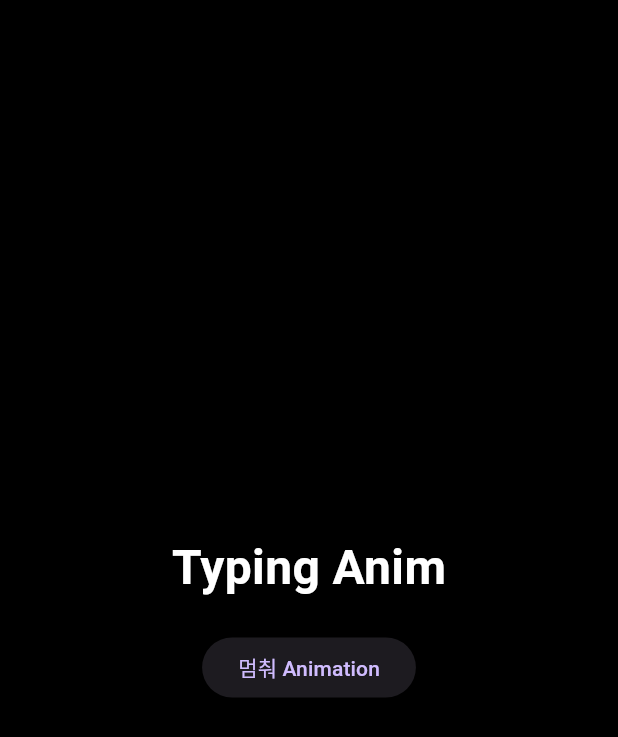
After one commit to JooSeunghyeon/Flutter-Animation, a Flutter app: the TypingAnimationDemo screen opened directly, after a tap on "시작해 Animation", on a phone screen of 412 x 824 dp. The commit adds this screen. Shown: the top 737 px of the screen. Run offline on Flutter 3.47's test engine with Material 3 defaults, Android fonts, the phone set to English and light mode, and no system bars.

Commit message:
TypingAnimation 추가

```diff
--- /dev/null
+++ b/lib/fx_11_typing_animation /typing_anim.dart
@@ -0,0 +1,74 @@
+import 'package:flutter/material.dart';
+import 'dart:async';
+
+class TypingAnimation extends StatefulWidget {
+  final String text;
+  final Duration duration;
+  final TextStyle? style;
+  final bool animate;
+
+  const TypingAnimation({
+    super.key,
+    required this.text,
+    this.duration = const Duration(milliseconds: 100),
+    this.style,
+    this.animate = false,
+  });
+
+  @override
+  _TypingAnimationState createState() => _TypingAnimationState();
+}
+
+class _TypingAnimationState extends State<TypingAnimation> {
+  String _displayedText = '';
+  int _charIndex = 0;
+  Timer? _timer;
+
+  @override
+  void didUpdateWidget(TypingAnimation oldWidget) {
+    super.didUpdateWidget(oldWidget);
+    if (widget.animate && !oldWidget.animate) {
+      _startAnimation();
+    } else if (!widget.animate && oldWidget.animate) {
+      _stopAnimation();
+    }
+  }
+
+  void _startAnimation() {
+    _charIndex = 0;
+    _displayedText = '';
+    _timer = Timer.periodic(widget.duration, (timer) {
+      if (_charIndex < widget.text.length) {
+        setState(() {
+          _displayedText = widget.text.substring(0, _charIndex + 1);
+          _charIndex++;
+        });
+      } else {
+        _stopAnimation();
+      }
+    });
+  }
+
+  void _stopAnimation() {
+    _timer?.cancel();
+    _timer = null;
+  }
+
+  @override
+  void dispose() {
+    _stopAnimation();
+    super.dispose();
+  }
+
+  @override
+  Widget build(BuildContext context) {
+    return Text(
+      widget.animate ? _displayedText : widget.text,
+      style: widget.style ??
+          const TextStyle(
+            fontSize: 32,
+            fontWeight: FontWeight.bold,
+          ),
+    );
+  }
+}
--- /dev/null
+++ b/lib/fx_11_typing_animation /typing_anim_widget.dart
@@ -0,0 +1,46 @@
+import 'package:flutter/material.dart';
+import 'package:flutter_animation/fx_11_typing_animation%20/typing_anim.dart';
+
+class TypingAnimationDemo extends StatefulWidget {
+  const TypingAnimationDemo({super.key});
+
+  @override
+  _TypingAnimationDemoState createState() => _TypingAnimationDemoState();
+}
+
+class _TypingAnimationDemoState extends State<TypingAnimationDemo> {
+  bool _animate = false;
+
+  void _toggleAnimation() {
+    setState(() {
+      _animate = !_animate;
+    });
+  }
+
+  @override
+  Widget build(BuildContext context) {
+    return Scaffold(
+      body: Center(
+        child: Column(
+          mainAxisAlignment: MainAxisAlignment.center,
+          children: [
+            TypingAnimation(
+              text: "Typing Animation",
+              animate: _animate,
+              style: const TextStyle(
+                fontSize: 32,
+                fontWeight: FontWeight.bold,
+                color: Colors.white,
+              ),
+            ),
+            const SizedBox(height: 20),
+            ElevatedButton(
+              onPressed: _toggleAnimation,
+              child: Text(_animate ? '멈춰 Animation' : '시작해 Animation'),
+            ),
+          ],
+        ),
+      ),
+    );
+  }
+}
--- a/lib/main.dart
+++ b/lib/main.dart
@@ -3,6 +3,7 @@ import 'package:flutter_animation/books/books.dart';
 import 'package:flutter_animation/circles_selector/circles_home_widget.dart';
 import 'package:flutter_animation/folder_shape/folder_home.dart';
 import 'package:flutter_animation/fx_10_hyper_text%20/hyper_text_widget.dart';
+import 'package:flutter_animation/fx_11_typing_animation%20/typing_anim_widget.dart';
 import 'package:flutter_animation/fx_7_border_beam/border_bean_widget.dart';
 import 'package:flutter_animation/fx_8_meteor_border/meteors_widget.dart';
 import 'package:flutter_animation/visibility/blur_fade.dart';
@@ -104,6 +105,15 @@ class HomeScreen extends StatelessWidget {
                 )),
                 child: Text('HyperText'),
               ),
+
+              MaterialButton(
+                onPressed: () => Navigator.push(context, MaterialPageRoute(
+                  builder: (context) {
+                    return const TypingAnimationDemo();
+                  },
+                )),
+                child: Text('TypingAnimation'),
+              ),
             ],
           ),
         ),
```
